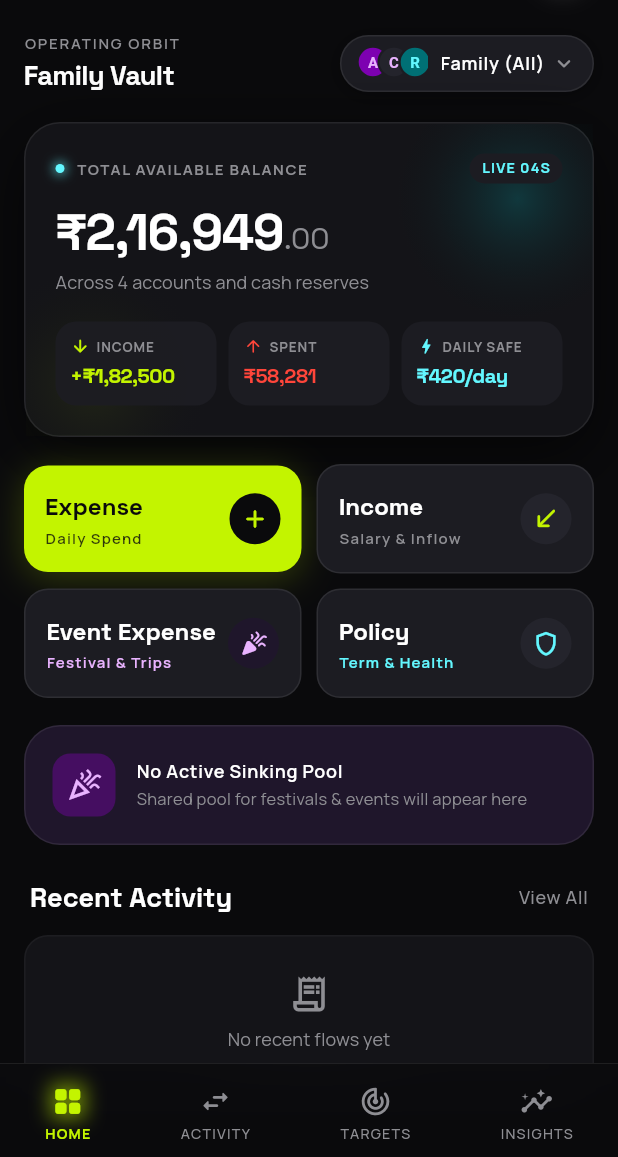
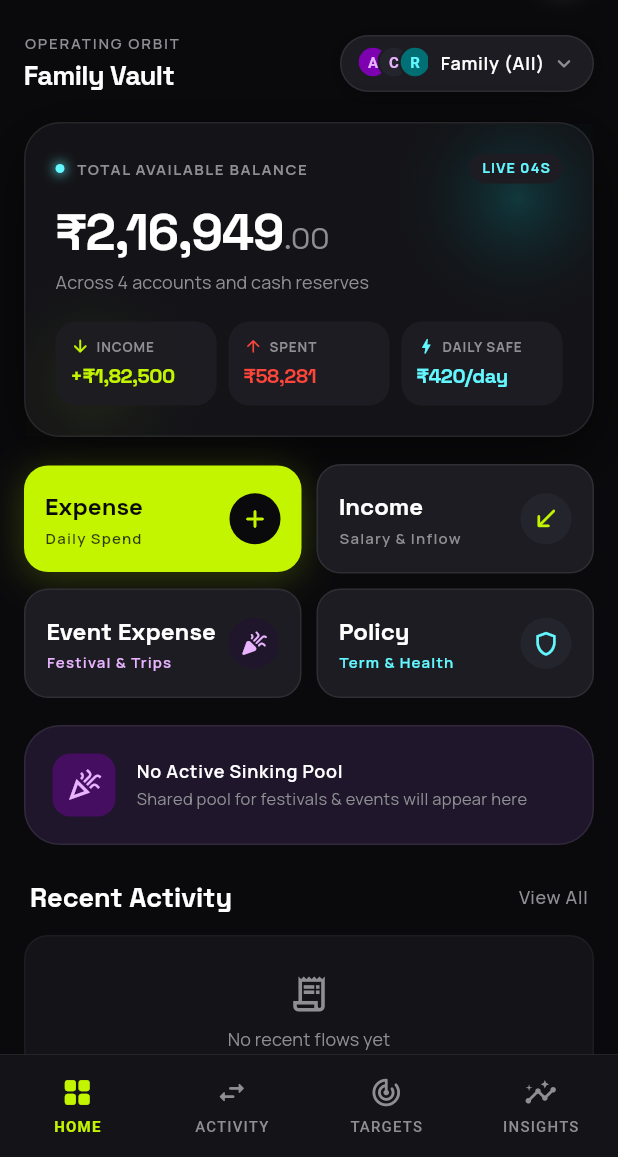
Before and after one commit to Soumaditya-Kashyap/Finimo, a Flutter app: the MainNavigationShell screen opened directly with empty values, on a phone screen of 412 x 824 dp, the part 79-1236 px from its top. Run offline on Flutter 3.47's test engine with Material 3 defaults, Android fonts, the phone set to English and light mode, and no system bars; our stand-ins replace flutter_secure_storage, google_fonts; accounts and stored records are empty; network calls fail; Roboto replaces fonts that are missing (SpaceGrotesk).

Commit message:
feat: implement home screen and bottom navigation bar components

```diff
--- a/lib/screens/home_screen.dart
+++ b/lib/screens/home_screen.dart
@@ -307,6 +307,7 @@ class _HomeScreenState extends State<HomeScreen> {
                     items: data.recentFlows,
                     onSeeLedgerTap: widget.onSeeLedgerTap,
                   ),
+                  const SizedBox(height: 100),
                 ],
               ),
             ),
--- a/lib/widgets/finimo_bottom_nav_bar.dart
+++ b/lib/widgets/finimo_bottom_nav_bar.dart
@@ -1,7 +1,6 @@
-import 'dart:ui';
 import 'package:flutter/material.dart';
+import 'package:flutter/services.dart';
 import '../theme/app_colors.dart';
-import '../theme/app_typography.dart';
 
 class FinimoBottomNavBar extends StatelessWidget {
   final int currentIndex;
@@ -15,25 +14,24 @@ class FinimoBottomNavBar extends StatelessWidget {
 
   @override
   Widget build(BuildContext context) {
-    return ClipRect(
-      child: BackdropFilter(
-        filter: ImageFilter.blur(sigmaX: 20, sigmaY: 20),
-        child: Container(
-          decoration: BoxDecoration(
-            color: AppColors.canvasBase.withValues(alpha: 0.8),
-            border: const Border(
+    final bottomSafePadding = MediaQuery.viewPaddingOf(context).bottom > 0
+        ? MediaQuery.viewPaddingOf(context).bottom
+        : MediaQuery.paddingOf(context).bottom;
+
+    return Container(
+      width: double.infinity,
+      decoration: const BoxDecoration(
+        color: AppColors.surface01, // 100% solid, opaque
+        border: Border(
           top: BorderSide(
-                color: Color(0x1AFFFFFF), // rgba(255, 255, 255, 0.1)
+            color: Color(0x1AFFFFFF), // Clean 0.5px subtle hairline top border
             width: 0.5,
           ),
         ),
       ),
       padding: EdgeInsets.only(
-            bottom: (MediaQuery.viewPaddingOf(context).bottom > 0
-                    ? MediaQuery.viewPaddingOf(context).bottom
-                    : MediaQuery.paddingOf(context).bottom) +
-                4,
         top: 10,
+        bottom: bottomSafePadding > 0 ? bottomSafePadding : 10,
       ),
       child: Row(
         mainAxisAlignment: MainAxisAlignment.spaceAround,
@@ -60,8 +58,6 @@ class FinimoBottomNavBar extends StatelessWidget {
           ),
         ],
       ),
-        ),
-      ),
     );
   }
 
@@ -73,43 +69,42 @@ class FinimoBottomNavBar extends StatelessWidget {
     final isSelected = currentIndex == index;
     final color = isSelected ? AppColors.primaryFixed : AppColors.textMuted;
 
-    return InkWell(
-      onTap: () => onTabSelected(index),
-      borderRadius: BorderRadius.circular(12),
+    return Expanded(
+      child: InkWell(
+        onTap: () {
+          if (!isSelected) {
+            HapticFeedback.lightImpact();
+            onTabSelected(index);
+          }
+        },
+        splashColor: Colors.transparent,
+        highlightColor: Colors.transparent,
         child: Padding(
-        padding: const EdgeInsets.symmetric(horizontal: 10, vertical: 4),
+          padding: const EdgeInsets.symmetric(vertical: 4),
           child: Column(
             mainAxisSize: MainAxisSize.min,
             mainAxisAlignment: MainAxisAlignment.center,
             children: [
-            Container(
-              decoration: isSelected
-                  ? BoxDecoration(
-                      boxShadow: [
-                        BoxShadow(
-                          color: AppColors.primaryFixed.withValues(alpha: 0.5),
-                          blurRadius: 10,
-                          spreadRadius: 1,
-                        ),
-                      ],
-                    )
-                  : null,
-              child: Icon(icon, color: color, size: 22),
+              Icon(
+                icon,
+                color: color,
+                size: 22,
               ),
               const SizedBox(height: 4),
               Text(
                 label,
-              style: AppTypography.labelSm(
+                style: TextStyle(
+                  fontFamily: 'SpaceGrotesk',
                   color: color,
+                  fontSize: 10,
                   fontWeight: isSelected ? FontWeight.w700 : FontWeight.w500,
-              ).copyWith(
-                fontSize: 9.5,
                   letterSpacing: 0.8,
                 ),
               ),
             ],
           ),
         ),
+      ),
     );
   }
 }
```
Lines whose indentation alone changed are shown as unchanged.
